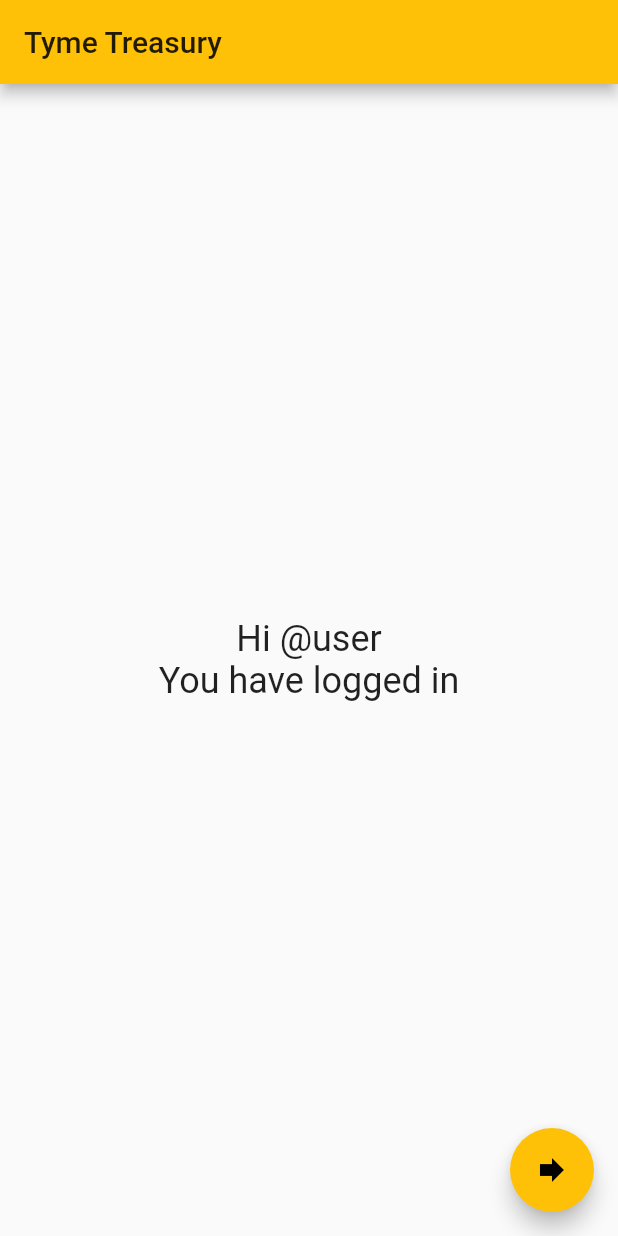
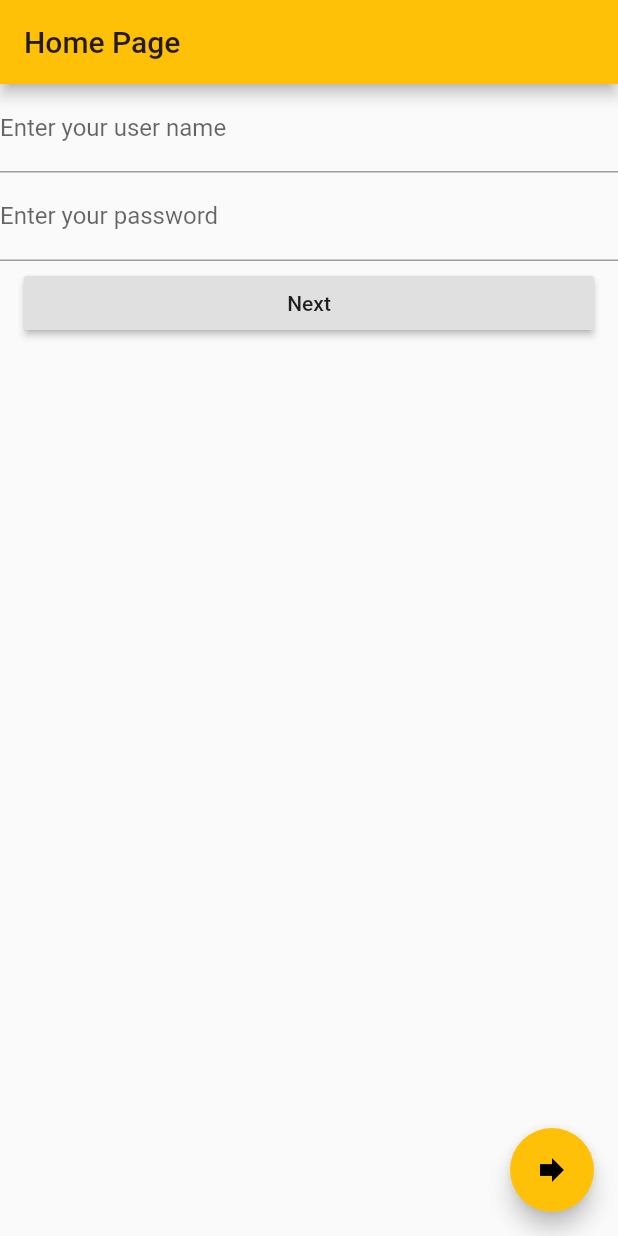
Before and after one commit to stanleydong/mobile_3m, a Flutter app: the screen it shows after launch, on a phone screen of 412 x 824 dp. Run offline on Flutter 3.47's test engine with Material 2 defaults, Android fonts, the phone set to English and light mode, and no system bars; missing offline and left inert: qrcode_reader.

Commit message:
change design

```diff
--- /dev/null
+++ b/lib/admin.dart
@@ -0,0 +1,57 @@
+import 'package:flutter/material.dart';
+
+void main() {
+  runApp(new MyApp());
+}
+
+class MyApp extends StatelessWidget {
+  @override
+  Widget build(BuildContext context) {
+    return new MaterialApp(
+      title: 'Admin Page Demo',
+      home: new AdminPage(),
+    );
+  }
+}
+
+class AdminPage extends StatefulWidget {
+  final String title;
+  final String valueUserName;
+  AdminPage({Key key, this.title, this.valueUserName}) : super(key: key);
+
+  final Map<String, dynamic> pluginParameters = {
+  };
+
+  @override
+  _AdminPageState createState() => new _AdminPageState();
+}
+
+class _AdminPageState extends State<AdminPage> {
+  @override
+  Widget build(BuildContext context) {
+    return MaterialApp(
+      home: DefaultTabController(
+        length: 3,
+        child: Scaffold(
+          appBar: AppBar(
+            bottom: TabBar(
+              tabs: [
+                Tab(icon: Icon(Icons.book)),
+                Tab(icon: Icon(Icons.bookmark)),
+                Tab(icon: Icon(Icons.bookmark_border)),
+              ],
+            ),
+            title: Text('Admin Page'),
+          ),
+          body: TabBarView(
+            children: [
+              Icon(Icons.book),
+              Icon(Icons.bookmark),
+              Icon(Icons.bookmark_border),
+            ],
+          ),
+        ),
+      ),
+    );
+  }
+}
--- a/lib/main.dart
+++ b/lib/main.dart
@@ -1,6 +1,7 @@
 import 'package:flutter/material.dart';
 import 'package:mobile_3m/qrcode_reader.dart';
 import 'package:mobile_3m/book.dart';
+import 'package:mobile_3m/admin.dart';
 
 void main() => runApp(MyApp());
 
@@ -46,19 +47,13 @@ class MyHomePage extends StatefulWidget {
 }
 
 class _MyHomePageState extends State<MyHomePage> {
-
-  void _incrementCounter() {
-    setState(() {
-      // This call to setState tells the Flutter framework that something has
-      // changed in this State, which causes it to rerun the build method below
-      // so that the display can reflect the updated values. If we changed
-      // _counter without calling setState(), then the build method would not be
-      // called again, and so nothing would appear to happen.
-    });
-  }
-
+  TextEditingController controller = TextEditingController();
+  var _textUserName = new TextEditingController();
+  var _textPassword = new TextEditingController();
+  final bool obscureText = true;
   @override
   Widget build(BuildContext context) {
+
     // This method is rerun every time setState is called, for instance as done
     // by the _incrementCounter method above.
     //
@@ -66,15 +61,60 @@ class _MyHomePageState extends State<MyHomePage> {
     // fast, so that you can just rebuild anything that needs updating rather
     // than having to individually change instances of widgets.
     return Scaffold(
-      appBar: AppBar(
+      appBar: new AppBar(
         // Here we take the value from the MyHomePage object that was created by
         // the App.build method, and use it to set our appbar title.
-        title: Text(widget.title),
+        title: new Text("Home Page"),
       ),
-      body: Center(
+      body: new ListView(
         // Center is a layout widget. It takes a single child and positions it
         // in the middle of the parent.
-        child: Column(
+        children: <Widget>[
+          new TextFormField(
+              obscureText: false,
+              controller: _textUserName,// Use secure text for passwords.
+              decoration: new InputDecoration(
+                  hintText: 'User Name',
+                  labelText: 'Enter your user name',
+              )
+          ),
+          new TextFormField(
+              obscureText: true, // Use secure text for passwords.
+              decoration: new InputDecoration(
+                  hintText: 'Password',
+                  labelText: 'Enter your password'
+              )
+          ),
+
+          new ListTile(
+            title: new RaisedButton(
+                child: new Text("Next"),
+                onPressed: (){
+                  if(_textUserName.text == "admin"){
+                    var route = new MaterialPageRoute(
+                      builder: (BuildContext context) =>
+                      new AdminPage(valueUserName: _textUserName.text),
+                    );
+                    Navigator.of(context).push(route);
+                  }
+                    else{
+                    var route = new MaterialPageRoute(
+                      builder: (BuildContext context) =>
+                      new QRScanPage(valueUserName: _textUserName.text),
+                    );
+                    Navigator.of(context).push(route);
+                  }
+//                  var route = new MaterialPageRoute(
+//                      builder: (BuildContext context) =>
+//                        new QRScanPage(valueUserName: _textUserName.text),
+//                  );
+//                  Navigator.of(context).push(route);
+                }),
+          ),
+        ],
+//        child: Column(
+
+//        ),
           // Column is also layout widget. It takes a list of children and
           // arranges them vertically. By default, it sizes itself to fit its
           // children horizontally, and tries to be as tall as its parent.
@@ -89,20 +129,32 @@ class _MyHomePageState extends State<MyHomePage> {
           // center the children vertically; the main axis here is the vertical
           // axis because Columns are vertical (the cross axis would be
           // horizontal).
-          mainAxisAlignment: MainAxisAlignment.center,
-          children: <Widget>[
-            Text(
-              'Hi @user\nYou have logged in', textAlign: TextAlign.center, style: Theme.of(context).textTheme.headline,
-            ),
-          ],
-        ),
+//          mainAxisAlignment: MainAxisAlignment.center,
+//          children: <Widget>[
+////            TextField(
+////            onChanged: (text) {
+////              value = text;
+////              },
+////              ),
+//            TextField(
+//              controller: _textController,
+//            ),
+//            Text(
+//              'Hi @user\nYou have logged in', textAlign: TextAlign.center, style: Theme.of(context).textTheme.headline,
+//            ),
+//          ],
+//        ),
       ),
+
       floatingActionButton: FloatingActionButton(
         onPressed: () {
+          controller.addListener(() {
+            // Do something here
+          });
           Navigator.push(
             context,
 //            MaterialPageRoute(builder: (context) => QRScanPage()),
-            MaterialPageRoute(builder: (context) => Book()),
+            MaterialPageRoute(builder: (context) => QRScanPage()),
           );
         },
         tooltip: 'Next',
```
Also changed, not shown: lib/qrcode_reader.dart (+19 -10 lines).
